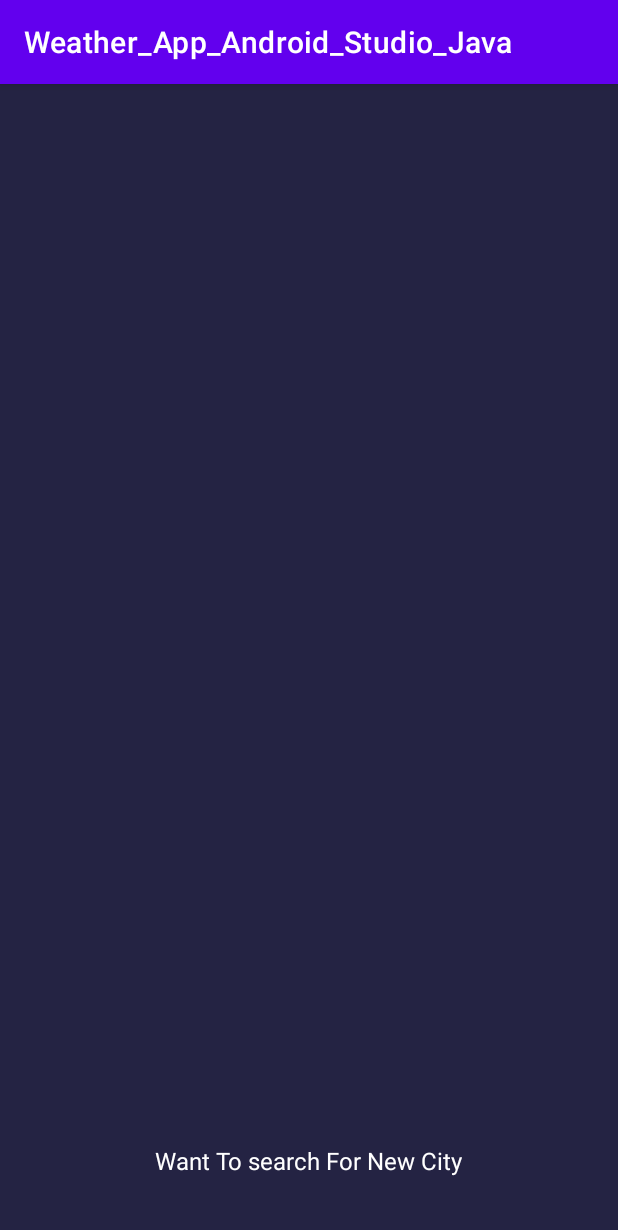
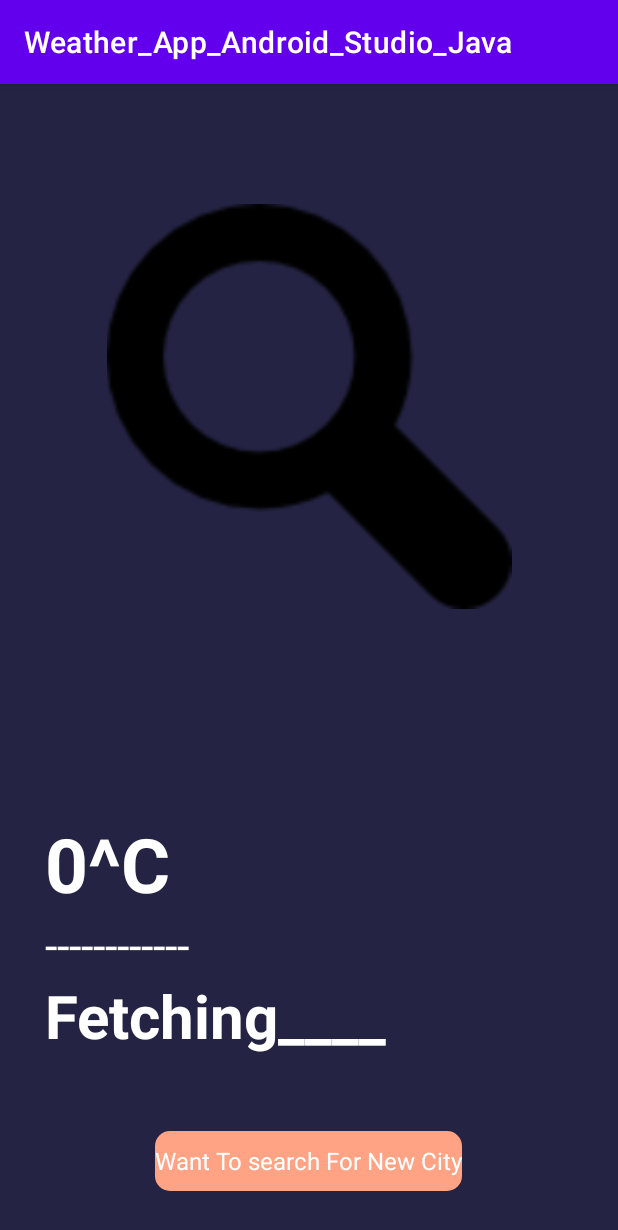
Before and after one commit to suparansharma/Weather_App_Android_Studio_Java, an Android app: the screen it shows after launch (MainActivity), on a phone screen of 412 x 824 dp. Shown: the top 1230 px of the screen. Run offline under Robolectric (Android 15) with nearby library versions, the phone set to English and light mode, and no system bars.

Commit message:
layout complete first page

```diff
--- /dev/null
+++ b/app/src/main/res/drawable/buttondesign.xml
@@ -0,0 +1,8 @@
+<?xml version="1.0" encoding="utf-8"?>
+<shape xmlns:android="http://schemas.android.com/apk/res/android"
+    android:shape="rectangle"
+    >
+    <corners android:radius="10dp"></corners>
+    <solid android:color="#ffa384"></solid>
+
+</shape>
--- a/app/src/main/res/layout/activity_main.xml
+++ b/app/src/main/res/layout/activity_main.xml
@@ -7,6 +7,61 @@
     android:background="#242343"
     tools:context=".MainActivity">
 
+
+    <ImageView
+        android:layout_width="match_parent"
+        android:layout_height="270dp"
+        android:id="@+id/weatherIcon"
+        android:src="@drawable/finding"
+        android:layout_marginTop="80dp">
+
+    </ImageView>
+
+
+
+
+    <LinearLayout
+        android:layout_width="match_parent"
+        android:layout_height="wrap_content"
+        android:layout_marginBottom="50dp"
+        android:orientation="vertical"
+        android:layout_above="@+id/cityFinder">
+
+
+        <TextView
+            android:layout_width="wrap_content"
+            android:layout_height="wrap_content"
+            android:id="@+id/temperature"
+            android:paddingStart="30dp"
+            android:textSize="50sp"
+            android:textStyle="bold"
+            android:textColor="#ffffff"
+            android:text="0^C">
+
+        </TextView>
+        <TextView
+            android:layout_width="match_parent"
+            android:layout_height="wrap_content"
+            android:id="@+id/weatherCondition"
+            android:textSize="30sp"
+            android:textColor="#ffffff"
+            android:text="------------"
+            android:paddingStart="30sp">
+
+        </TextView>
+
+        <TextView
+            android:layout_width="match_parent"
+            android:layout_height="wrap_content"
+            android:id="@+id/cityName"
+            android:textStyle="bold"
+            android:textSize="40sp"
+            android:text="Fetching____"
+            android:paddingStart="30sp"
+            android:textColor="#ffffff">
+
+        </TextView>
+    </LinearLayout>
     <RelativeLayout
         android:layout_width="wrap_content"
         android:layout_height="40dp"
@@ -15,6 +70,7 @@
         android:layout_marginRight="30dp"
         android:layout_alignParentBottom="true"
         android:id="@+id/cityFinder"
+        android:background="@drawable/buttondesign"
         android:layout_marginBottom="30dp">
 
         <TextView
```
Also changed, not shown: app/src/main/res/drawable-v24/cloudy.png (added), app/src/main/res/drawable-v24/finding.png (added), app/src/main/res/drawable-v24/fog.png (added), app/src/main/res/drawable-v24/launcher.png (added), app/src/main/res/drawable-v24/lightrain.png (added), app/src/main/res/drawable-v24/overcast.png (added), app/src/main/res/drawable-v24/shower.png (added), app/src/main/res/drawable-v24/snow1.png (added), app/src/main/res/drawable-v24/snow2.png (added), app/src/main/res/drawable-v24/storm.png (added), app/src/main/res/drawable-v24/sunny.png (added), app/src/main/res/drawable-v24/thunderstorm1.png (added), app/src/main/res/drawable-v24/thunderstorm2.png (added).
